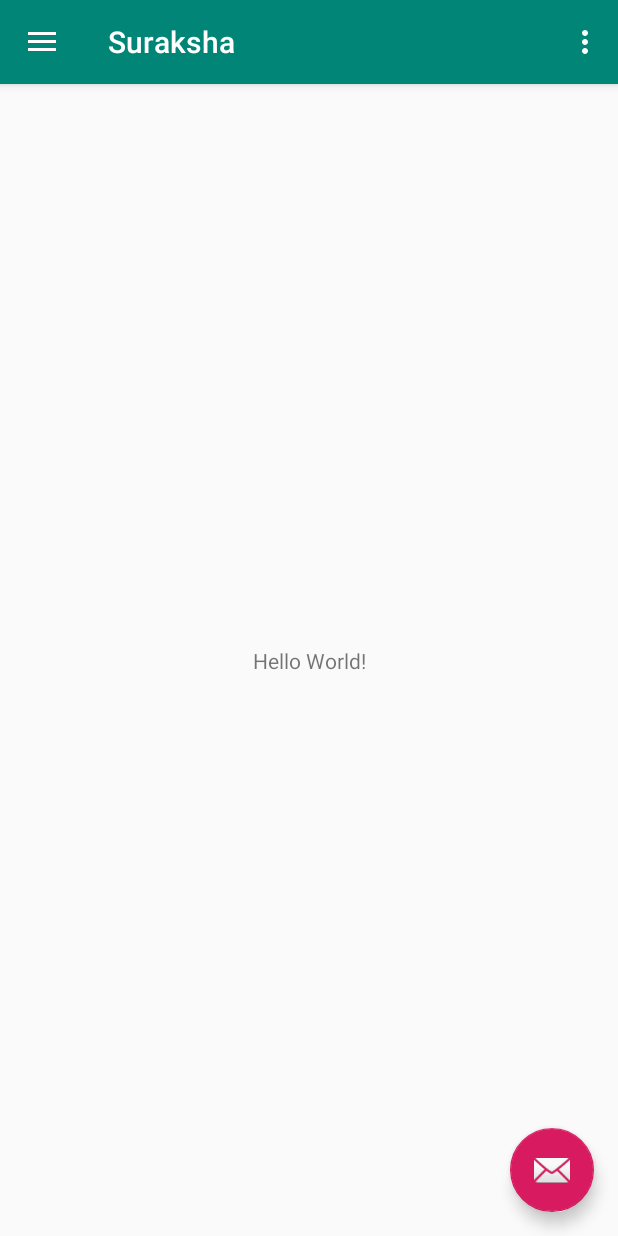
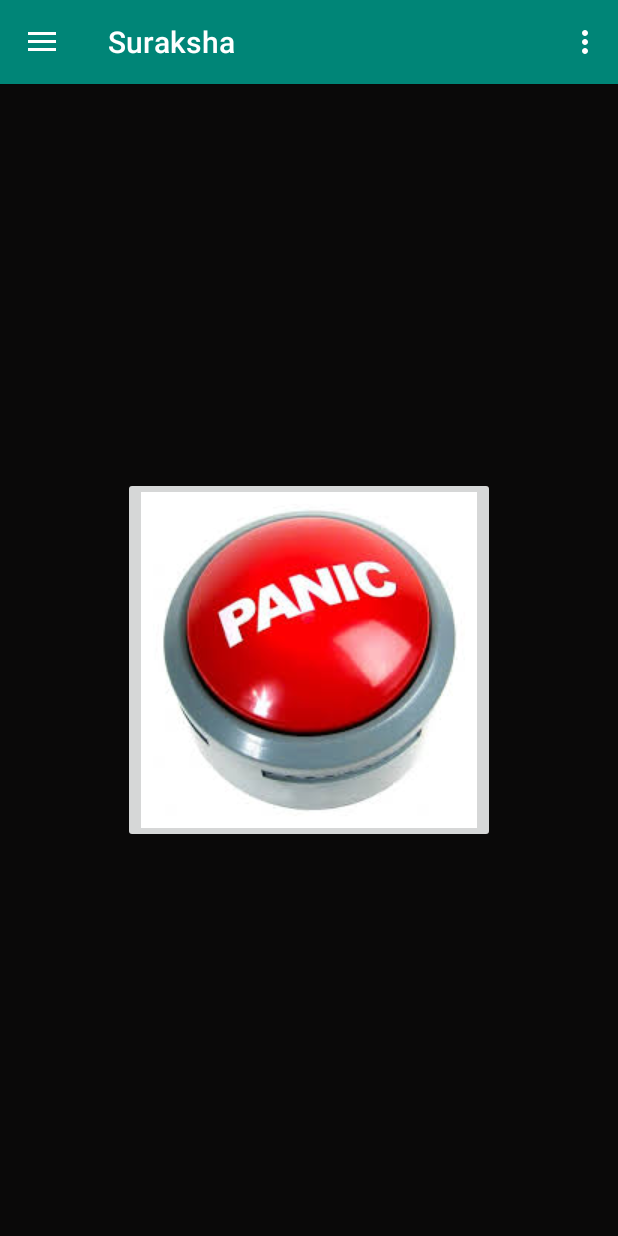
Before and after one commit to nb2998/Suraksha, an Android app: the screen it shows after launch (MainActivityNav), on a phone screen of 412 x 824 dp. Run offline under Robolectric (Android 15) with nearby library versions, the phone set to English and light mode, and no system bars.

Commit message:
panic button feature added

```diff
--- a/app/build.gradle
+++ b/app/build.gradle
@@ -35,4 +35,6 @@ dependencies {
     implementation 'com.android.support:recyclerview-v7:28.0.0'
     implementation 'com.android.support:cardview-v7:28.0.0'
 //    implementation 'com.afollestad.material-dialogs:commons:0.9.4.2'
+
+
 }
--- a/app/src/main/AndroidManifest.xml
+++ b/app/src/main/AndroidManifest.xml
@@ -1,6 +1,8 @@
 <?xml version="1.0" encoding="utf-8"?>
 <manifest xmlns:android="http://schemas.android.com/apk/res/android"
     package="com.codingblocks.suraksha">
+
+    <uses-permission android:name="android.permission.SEND_SMS"/>
 
     <application
         android:allowBackup="true"
@@ -21,7 +23,6 @@
         </activity>
 
 
-
     </application>
 
 </manifest>
--- a/app/src/main/java/com/codingblocks/suraksha/MainActivityNav.java
+++ b/app/src/main/java/com/codingblocks/suraksha/MainActivityNav.java
@@ -1,5 +1,6 @@
 package com.codingblocks.suraksha;
 
+import android.media.MediaPlayer;
 import android.os.Bundle;
 import android.support.design.widget.FloatingActionButton;
 import android.support.design.widget.NavigationView;
@@ -12,10 +13,15 @@ import android.support.v7.widget.Toolbar;
 import android.view.Menu;
 import android.view.MenuItem;
 import android.view.View;
+import android.widget.ImageButton;
+import android.media.MediaPlayer;
+
 
 public class MainActivityNav extends AppCompatActivity
         implements NavigationView.OnNavigationItemSelectedListener {
 
+
+    MediaPlayer mediaPlayer;
     @Override
     protected void onCreate(Bundle savedInstanceState) {
         super.onCreate(savedInstanceState);
@@ -23,14 +29,29 @@ public class MainActivityNav extends AppCompatActivity
         Toolbar toolbar = (Toolbar) findViewById(R.id.toolbar);
         setSupportActionBar(toolbar);
 
-        FloatingActionButton fab = (FloatingActionButton) findViewById(R.id.fab);
-        fab.setOnClickListener(new View.OnClickListener() {
+        mediaPlayer=MediaPlayer.create(this,R.raw.girlshout);
+        ImageButton panicButton=findViewById(R.id.panicButton);
+
+        panicButton.setOnLongClickListener(new View.OnLongClickListener() {
             @Override
-            public void onClick(View view) {
-                Snackbar.make(view, "Replace with your own action", Snackbar.LENGTH_LONG)
-                        .setAction("Action", null).show();
+            public boolean onLongClick(View v) {
+
+                playsound();
+
+                return true;
             }
         });
+
+
+        panicButton.setOnClickListener(new View.OnClickListener() {
+            @Override
+            public void onClick(View v) {
+
+            }
+        });
+
+
+
 
         DrawerLayout drawer = (DrawerLayout) findViewById(R.id.drawer_layout);
         ActionBarDrawerToggle toggle = new ActionBarDrawerToggle(
@@ -40,6 +61,11 @@ public class MainActivityNav extends AppCompatActivity
 
         NavigationView navigationView = (NavigationView) findViewById(R.id.nav_view);
         navigationView.setNavigationItemSelectedListener(this);
+    }
+
+    private void playsound() {
+
+        mediaPlayer.start();
     }
 
     @Override
@@ -74,23 +100,19 @@ public class MainActivityNav extends AppCompatActivity
         return super.onOptionsItemSelected(item);
     }
 
+
+
     @SuppressWarnings("StatementWithEmptyBody")
     @Override
     public boolean onNavigationItemSelected(MenuItem item) {
         // Handle navigation view item clicks here.
         int id = item.getItemId();
 
-        if (id == R.id.nav_camera) {
-            // Handle the camera action
-        } else if (id == R.id.nav_gallery) {
+        if (id == R.id.emergency_contact) {
 
-        } else if (id == R.id.nav_slideshow) {
 
-        } else if (id == R.id.nav_manage) {
 
-        } else if (id == R.id.nav_share) {
-
-        } else if (id == R.id.nav_send) {
+        } else if (id == R.id.police) {
 
         }
 
--- a/app/src/main/res/drawable-v21/ic_menu_camera.xml
+++ /dev/null
@@ -1,12 +0,0 @@
-<vector xmlns:android="http://schemas.android.com/apk/res/android"
-    android:width="24dp"
-    android:height="24dp"
-    android:viewportWidth="24.0"
-    android:viewportHeight="24.0">
-    <path
-        android:fillColor="#FF000000"
-        android:pathData="M12,12m-3.2,0a3.2,3.2 0,1 1,6.4 0a3.2,3.2 0,1 1,-6.4 0" />
-    <path
-        android:fillColor="#FF000000"
-        android:pathData="M9,2L7.17,4H4c-1.1,0 -2,0.9 -2,2v12c0,1.1 0.9,2 2,2h16c1.1,0 2,-0.9 2,-2V6c0,-1.1 -0.9,-2 -2,-2h-3.17L15,2H9zm3,15c-2.76,0 -5,-2.24 -5,-5s2.24,-5 5,-5 5,2.24 5,5 -2.24,5 -5,5z" />
-</vector>
--- a/app/src/main/res/drawable-v21/ic_menu_gallery.xml
+++ /dev/null
@@ -1,9 +0,0 @@
-<vector xmlns:android="http://schemas.android.com/apk/res/android"
-    android:width="24dp"
-    android:height="24dp"
-    android:viewportWidth="24.0"
-    android:viewportHeight="24.0">
-    <path
-        android:fillColor="#FF000000"
-        android:pathData="M22,16V4c0,-1.1 -0.9,-2 -2,-2H8c-1.1,0 -2,0.9 -2,2v12c0,1.1 0.9,2 2,2h12c1.1,0 2,-0.9 2,-2zm-11,-4l2.03,2.71L16,11l4,5H8l3,-4zM2,6v14c0,1.1 0.9,2 2,2h14v-2H4V6H2z" />
-</vector>
--- /dev/null
+++ b/app/src/main/res/drawable/ic_menu_emergencycall.xml
@@ -0,0 +1,9 @@
+<vector xmlns:android="http://schemas.android.com/apk/res/android"
+        android:width="24dp"
+        android:height="24dp"
+        android:viewportWidth="24.0"
+        android:viewportHeight="24.0">
+    <path
+        android:fillColor="#FF000000"
+        android:pathData="M6.62,10.79c1.44,2.83 3.76,5.14 6.59,6.59l2.2,-2.2c0.27,-0.27 0.67,-0.36 1.02,-0.24 1.12,0.37 2.33,0.57 3.57,0.57 0.55,0 1,0.45 1,1V20c0,0.55 -0.45,1 -1,1 -9.39,0 -17,-7.61 -17,-17 0,-0.55 0.45,-1 1,-1h3.5c0.55,0 1,0.45 1,1 0,1.25 0.2,2.45 0.57,3.57 0.11,0.35 0.03,0.74 -0.25,1.02l-2.2,2.2z"/>
+</vector>
--- /dev/null
+++ b/app/src/main/res/drawable/ic_menu_police.xml
@@ -0,0 +1,9 @@
+<vector xmlns:android="http://schemas.android.com/apk/res/android"
+        android:width="24dp"
+        android:height="24dp"
+        android:viewportWidth="24.0"
+        android:viewportHeight="24.0">
+    <path
+        android:fillColor="#FF000000"
+        android:pathData="M13,3L6,3v18h4v-6h3c3.31,0 6,-2.69 6,-6s-2.69,-6 -6,-6zM13.2,11L10,11L10,7h3.2c1.1,0 2,0.9 2,2s-0.9,2 -2,2z"/>
+</vector>
--- a/app/src/main/res/layout/activity_main_nav.xml
+++ b/app/src/main/res/layout/activity_main_nav.xml
@@ -5,6 +5,7 @@
     android:id="@+id/drawer_layout"
     android:layout_width="match_parent"
     android:layout_height="match_parent"
+    android:background="#0a0909"
     android:fitsSystemWindows="true"
     tools:openDrawer="start">
 
@@ -22,4 +23,11 @@
         app:headerLayout="@layout/nav_header_main"
         app:menu="@menu/activity_main_drawer" />
 
+    <!--<ImageButton-->
+        <!--android:id="@+id/panicButton"-->
+        <!--android:layout_width="50dp"-->
+        <!--android:layout_height="50dp"-->
+        <!--android:src="@drawable/images"-->
+        <!--/>-->
+
 </android.support.v4.widget.DrawerLayout>
--- a/app/src/main/res/layout/app_bar_main.xml
+++ b/app/src/main/res/layout/app_bar_main.xml
@@ -22,12 +22,12 @@
 
     <include layout="@layout/content_main" />
 
-    <android.support.design.widget.FloatingActionButton
-        android:id="@+id/fab"
-        android:layout_width="wrap_content"
-        android:layout_height="wrap_content"
-        android:layout_gravity="bottom|end"
-        android:layout_margin="@dimen/fab_margin"
-        app:srcCompat="@android:drawable/ic_dialog_email" />
+    <!--<android.support.design.widget.FloatingActionButton-->
+        <!--android:id="@+id/fab"-->
+        <!--android:layout_width="wrap_content"-->
+        <!--android:layout_height="wrap_content"-->
+        <!--android:layout_gravity="bottom|end"-->
+        <!--android:layout_margin="@dimen/fab_margin"-->
+        <!--app:srcCompat="@android:drawable/ic_dialog_email" />-->
 
 </android.support.design.widget.CoordinatorLayout>
--- a/app/src/main/res/layout/content_main.xml
+++ b/app/src/main/res/layout/content_main.xml
@@ -1,20 +1,31 @@
 <?xml version="1.0" encoding="utf-8"?>
-<android.support.constraint.ConstraintLayout xmlns:android="http://schemas.android.com/apk/res/android"
+<RelativeLayout xmlns:android="http://schemas.android.com/apk/res/android"
     xmlns:app="http://schemas.android.com/apk/res-auto"
     xmlns:tools="http://schemas.android.com/tools"
     android:layout_width="match_parent"
     android:layout_height="match_parent"
     app:layout_behavior="@string/appbar_scrolling_view_behavior"
     tools:context=".MainActivityNav"
+
     tools:showIn="@layout/app_bar_main">
 
-    <TextView
+    <!--<TextView-->
+        <!--android:layout_width="wrap_content"-->
+        <!--android:layout_height="wrap_content"-->
+        <!--android:text="Hello World!"-->
+        <!--app:layout_constraintBottom_toBottomOf="parent"-->
+        <!--app:layout_constraintLeft_toLeftOf="parent"-->
+        <!--app:layout_constraintRight_toRightOf="parent"-->
+        <!--app:layout_constraintTop_toTopOf="parent" />-->
+
+
+    <ImageButton
+        android:id="@+id/panicButton"
+       android:layout_centerInParent="true"
+        android:layout_gravity="center"
         android:layout_width="wrap_content"
         android:layout_height="wrap_content"
-        android:text="Hello World!"
-        app:layout_constraintBottom_toBottomOf="parent"
-        app:layout_constraintLeft_toLeftOf="parent"
-        app:layout_constraintRight_toRightOf="parent"
-        app:layout_constraintTop_toTopOf="parent" />
+        android:src="@drawable/images"
+        />
 
-</android.support.constraint.ConstraintLayout>
+</RelativeLayout>
--- a/app/src/main/res/menu/activity_main_drawer.xml
+++ b/app/src/main/res/menu/activity_main_drawer.xml
@@ -5,36 +5,36 @@
 
     <group android:checkableBehavior="single">
         <item
-            android:id="@+id/nav_camera"
-            android:icon="@drawable/ic_menu_camera"
+            android:id="@+id/emergency_contact"
+            android:icon="@drawable/ic_menu_emergencycall"
             android:title="Emergency Contact" />
 
 
         <item
-            android:id="@+id/nav_gallery"
-            android:icon="@drawable/ic_menu_gallery"
-            android:title="NearBy Police" />
-        <item
-            android:id="@+id/nav_slideshow"
-            android:icon="@drawable/ic_menu_slideshow"
-            android:title="Slideshow" />
-        <item
-            android:id="@+id/nav_manage"
-            android:icon="@drawable/ic_menu_manage"
-            android:title="Tools" />
+            android:id="@+id/police"
+            android:icon="@drawable/ic_menu_police"
+            android:title="Contact nearBy Police" />
+        <!--<item-->
+            <!--android:id="@+id/nav_slideshow"-->
+            <!--android:icon="@drawable/ic_menu_slideshow"-->
+            <!--android:title="Slideshow" />-->
+        <!--<item-->
+            <!--android:id="@+id/nav_manage"-->
+            <!--android:icon="@drawable/ic_menu_manage"-->
+            <!--android:title="Tools" />-->
     </group>
 
-    <item android:title="Communicate">
-        <menu>
-            <item
-                android:id="@+id/nav_share"
-                android:icon="@drawable/ic_menu_share"
-                android:title="Share" />
-            <item
-                android:id="@+id/nav_send"
-                android:icon="@drawable/ic_menu_send"
-                android:title="Send" />
-        </menu>
-    </item>
+    <!--<item android:title="Communicate">-->
+        <!--<menu>-->
+            <!--<item-->
+                <!--android:id="@+id/nav_share"-->
+                <!--android:icon="@drawable/ic_menu_share"-->
+                <!--android:title="Share" />-->
+            <!--<item-->
+                <!--android:id="@+id/nav_send"-->
+                <!--android:icon="@drawable/ic_menu_send"-->
+                <!--android:title="Send" />-->
+        <!--</menu>-->
+    <!--</item>-->
 
 </menu>
```
Also changed, not shown: app/src/main/java/com/codingblocks/suraksha/LocationMonitoringService.java (added, +136 -0 lines), app/src/main/res/drawable/images.jpeg (added), 1 other file.
